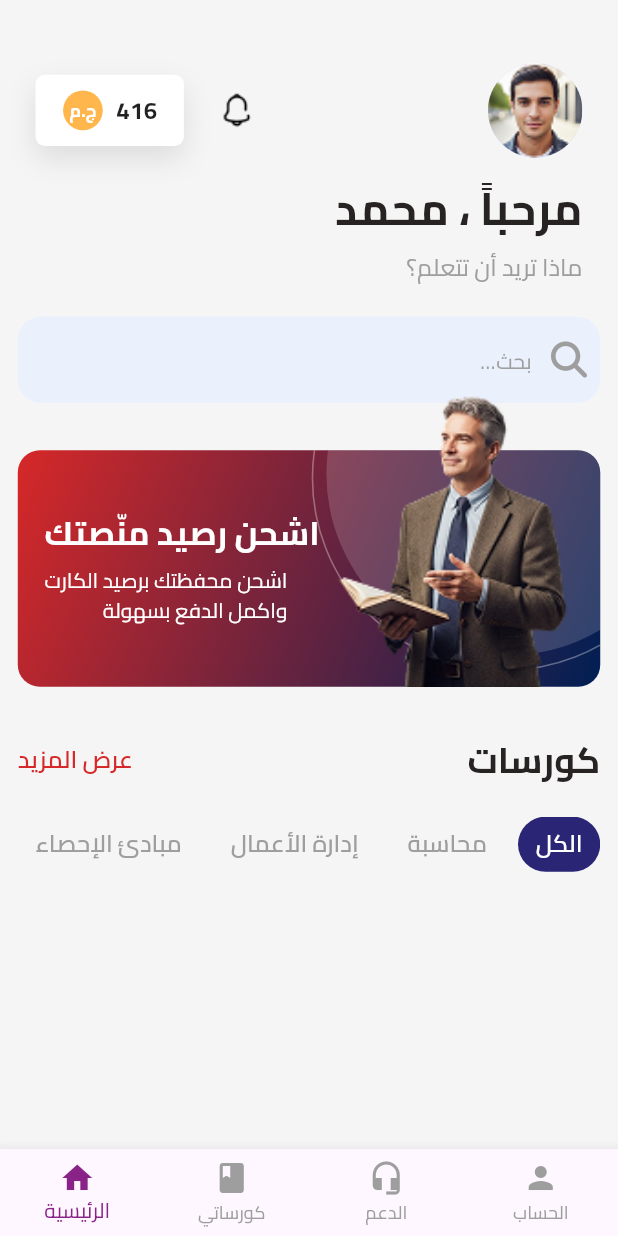
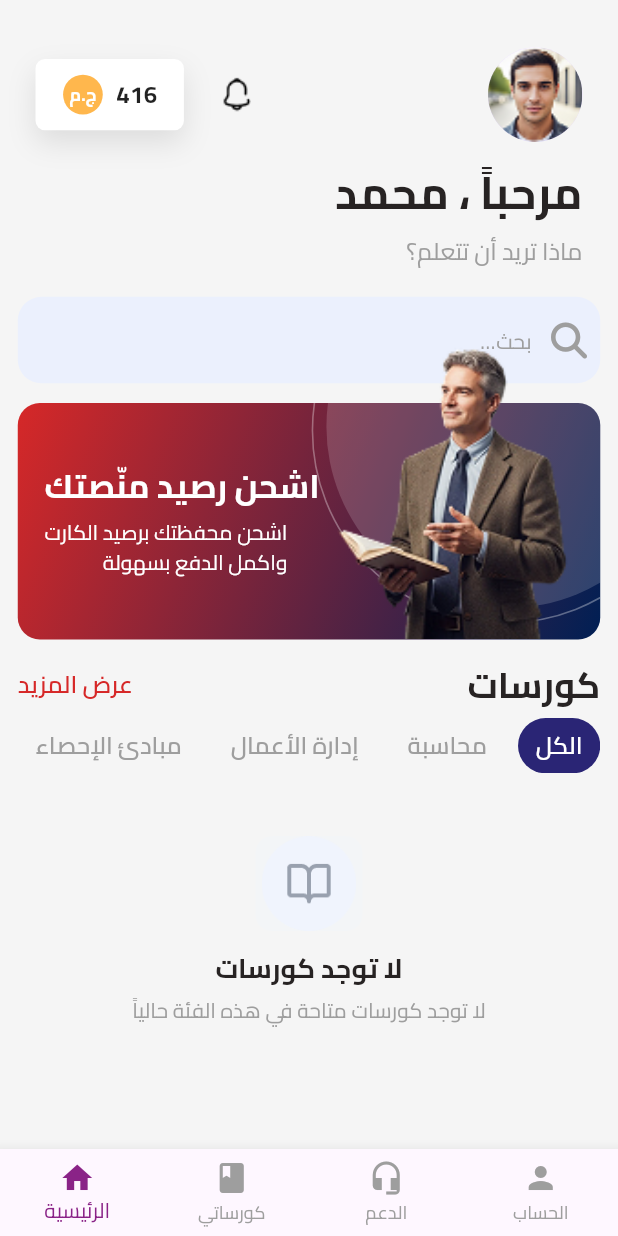
Before and after one commit to Mohamed1Hamada/Bengo-app, a Flutter app: the HomeView screen opened by its route, after a tap on "الكل", on a phone screen of 412 x 824 dp. Run offline on Flutter 3.47's test engine with Material 3 defaults, Android fonts, the phone set to English and light mode, and no system bars; our stand-ins replace flutter_screenutil, font_awesome_flutter, go_router.

Commit message:
No course view

```diff
--- /dev/null
+++ b/lib/Features/Home/presentation/views/widgets/build_category_content.dart
@@ -0,0 +1,20 @@
+import 'package:bengo_app/Features/Home/presentation/views/widgets/courses_grid_view.dart';
+import 'package:bengo_app/Features/Home/presentation/views/widgets/no_course_view.dart';
+import 'package:flutter/material.dart';
+
+class BuildCategoryContent extends StatelessWidget {
+  const BuildCategoryContent({super.key, required this.selectedCategoryIndex});
+
+  final int selectedCategoryIndex;
+
+  @override
+  Widget build(BuildContext context) {
+    if (selectedCategoryIndex == 1) {
+      // لو القسم هو "محاسبة" (index 1)
+      return const CoursesGridView();
+    } else {
+      // لو أي قسم تاني فاضي - اعرض الـ NoCoursesView الجديد
+      return const NoCoursesView();
+    }
+  }
+}
--- a/lib/Features/Home/presentation/views/widgets/categories_list_view.dart
+++ b/lib/Features/Home/presentation/views/widgets/categories_list_view.dart
@@ -3,22 +3,17 @@ import 'package:flutter/material.dart';
 import 'package:flutter_screenutil/flutter_screenutil.dart';
 
 class CategoriesListView extends StatefulWidget {
-  const CategoriesListView({super.key});
+  // بنضيف الـ Callback ده
+  final Function(int index) onCategoryChanged;
+
+  const CategoriesListView({super.key, required this.onCategoryChanged});
 
   @override
   State<CategoriesListView> createState() => _CategoriesListViewState();
 }
 
 class _CategoriesListViewState extends State<CategoriesListView> {
-  // القائمة من الديزاين
-  final List<String> categories = [
-    "الكل",
-    "محاسبة",
-    "إدارة الأعمال",
-    "مبادئ الإحصاء",
-  ];
-
-  // المتغير ده عشان نحدد مين اللي "منور" (محاسبة هي اللي في الصورة)
+  final List<String> categories = ["الكل", "محاسبة", "إدارة الأعمال", "مبادئ الإحصاء"];
   int selectedIndex = 1;
 
   @override
@@ -28,31 +23,29 @@ class _CategoriesListViewState extends State<CategoriesListView> {
       child: ListView.builder(
         itemCount: categories.length,
         scrollDirection: Axis.horizontal,
-        reverse: true, // عشان يبدأ من اليمين للشمال زي العربي
+        reverse: true,
         physics: const BouncingScrollPhysics(),
         itemBuilder: (context, index) {
           return GestureDetector(
             onTap: () {
               setState(() {
-                selectedIndex = index; // تغيير القسم المختار عند الضغط
+                selectedIndex = index;
               });
+              // بننادي الدالة اللي بتبلغ الصفحة برقم القسم الجديد
+              widget.onCategoryChanged(index);
             },
             child: Container(
-              margin: EdgeInsets.only(left: 15.w), // مسافة بين كل كلمة والتانية
+              margin: EdgeInsets.only(left: 15.w),
               padding: EdgeInsets.symmetric(horizontal: 20.w),
               decoration: BoxDecoration(
-                color: selectedIndex == index
-                    ? const Color(0xff2A2575)
-                    : Colors.transparent,
+                color: selectedIndex == index ? const Color(0xff2A2575) : Colors.transparent,
                 borderRadius: BorderRadius.circular(50.r),
               ),
               child: Center(
                 child: Text(
                   categories[index],
                   style: Styles.textStyle16.copyWith(
-                    color: selectedIndex == index
-                        ? Colors.white
-                        : const Color(0xFF9E9E9E),
+                    color: selectedIndex == index ? Colors.white : const Color(0xFF9E9E9E),
                     fontWeight: FontWeight.w600,
                     fontFamily: 'Cairo',
                   ),
--- /dev/null
+++ b/lib/Features/Home/presentation/views/widgets/course_item.dart
@@ -0,0 +1,101 @@
+import 'package:bengo_app/core/utlis/asstes.dart';
+import 'package:bengo_app/core/utlis/styles.dart';
+import 'package:flutter/material.dart';
+import 'package:flutter_screenutil/flutter_screenutil.dart';
+
+class CourseItem extends StatelessWidget {
+  const CourseItem({super.key});
+
+  @override
+  Widget build(BuildContext context) {
+    return Column(
+      mainAxisSize: MainAxisSize.min,
+      mainAxisAlignment: MainAxisAlignment.center,
+      children: [
+        AspectRatio(
+          aspectRatio: 120 / 160,
+          child: Container(
+            decoration: BoxDecoration(
+              borderRadius: BorderRadius.circular(50.r),
+              image: const DecorationImage(
+                image: AssetImage(AsstesData.test1),
+                fit: BoxFit.cover,
+              ),
+              boxShadow: [
+                BoxShadow(
+                  color: Colors.black.withOpacity(0.05),
+                  blurRadius: 10,
+                  offset: const Offset(0, 5),
+                ),
+              ],
+            ),
+          ),
+        ),
+
+        SizedBox(height: 8.h),
+
+        // 2. اسم الكورس
+        Text(
+          "محاسبة مالية",
+          maxLines: 1,
+          overflow: TextOverflow.ellipsis,
+          style: Styles.textStyle18.copyWith(
+            fontWeight: FontWeight.w600,
+            color: const Color(0xFF272323),
+            fontFamily: 'Cairo',
+          ),
+        ),
+        SizedBox(height: 6.h),
+        Text(
+          "الفرقة الأولى",
+          style: Styles.textStyle14.copyWith(
+            color: const Color(0xFF542343),
+            fontWeight: FontWeight.w600,
+            fontFamily: 'Cairo',
+          ),
+        ),
+
+        SizedBox(height: 12.h),
+
+        Container(
+          padding: EdgeInsets.symmetric(horizontal: 16.w, vertical: 6.h),
+          decoration: BoxDecoration(
+            // التعديل هنا: نستخدم gradient بدل color
+            gradient: AppStyles.kButton,
+            borderRadius: BorderRadius.circular(50.r),
+            boxShadow: [
+              BoxShadow(
+                color: Colors.black.withOpacity(0.1),
+                blurRadius: 4,
+                offset: const Offset(0, 2),
+              ),
+            ],
+          ),
+          child: Row(
+            mainAxisSize: MainAxisSize.min,
+            children: [
+              Text(
+                "ج.م",
+                style: Styles.textStyle12.copyWith(
+                  // أصغر شوية بيدي شكل أحلى
+                  color: Colors.white,
+                  fontWeight: FontWeight.w400,
+                  fontFamily: 'Cairo',
+                ),
+              ),
+              SizedBox(width: 4.w), // مسافة بسيطة بين الرقم والعملة
+              Text(
+                "299",
+                style: Styles.textStyle12.copyWith(
+                  color: Colors.white,
+                  fontWeight: FontWeight.w700,
+                  fontFamily: 'Cairo',
+                ),
+              ),
+            ],
+          ),
+        ),
+      ],
+    );
+  }
+}
--- /dev/null
+++ b/lib/Features/Home/presentation/views/widgets/courses_grid_view.dart
@@ -0,0 +1,29 @@
+import 'package:bengo_app/Features/Home/presentation/views/widgets/course_item.dart';
+import 'package:flutter/material.dart';
+import 'package:flutter_screenutil/flutter_screenutil.dart';
+
+class CoursesGridView extends StatelessWidget {
+  const CoursesGridView({super.key});
+
+  @override
+  Widget build(BuildContext context) {
+    return Padding(
+      // زودنا Padding هنا عشان نصغر الكروت من الجوانب
+      padding: EdgeInsets.symmetric(horizontal: 10.w),
+      child: GridView.builder(
+        shrinkWrap: true,
+        physics: const NeverScrollableScrollPhysics(),
+        itemCount: 4,
+        gridDelegate: SliverGridDelegateWithFixedCrossAxisCount(
+          crossAxisCount: 2,
+          crossAxisSpacing: 20.w, // مسافة أكبر شوية بين الكارتين
+          mainAxisSpacing: 20.h,
+          // لو الكارت طويل زيادة: كبّر الرقم (مثلاً 0.65)
+          // لو الكارت قصير زيادة: صغّر الرقم (مثلاً 0.55)
+          childAspectRatio: 0.52,
+        ),
+        itemBuilder: (context, index) => const CourseItem(),
+      ),
+    );
+  }
+}
--- a/lib/Features/Home/presentation/views/widgets/home_view_body.dart
+++ b/lib/Features/Home/presentation/views/widgets/home_view_body.dart
@@ -1,3 +1,4 @@
+import 'package:bengo_app/Features/Home/presentation/views/widgets/build_category_content.dart';
 import 'package:bengo_app/Features/Home/presentation/views/widgets/categories_list_view.dart';
 import 'package:bengo_app/Features/Home/presentation/views/widgets/courses_header.dart';
 import 'package:bengo_app/Features/Home/presentation/views/widgets/custom_home_header.dart';
@@ -6,30 +7,54 @@ import 'package:bengo_app/Features/Home/presentation/views/widgets/promo_banner.
 import 'package:flutter/material.dart';
 import 'package:flutter_screenutil/flutter_screenutil.dart';
 
-class HomeViewBody extends StatelessWidget {
+class HomeViewBody extends StatefulWidget {
   const HomeViewBody({super.key});
 
   @override
+  State<HomeViewBody> createState() => _HomeViewBodyState();
+}
+
+class _HomeViewBodyState extends State<HomeViewBody> {
+  // 1. المتغير الذي يتحكم في المحتوى المعروض
+  int selectedCategoryIndex = 1; // القيمة الافتراضية "محاسبة"
+
+  @override
   Widget build(BuildContext context) {
-    return Padding(
-      padding: EdgeInsets.symmetric(horizontal: 20.w),
-      child: SingleChildScrollView(
+    return SingleChildScrollView(
+      physics: const BouncingScrollPhysics(),
+      child: Padding(
+        padding: EdgeInsets.symmetric(horizontal: 20.w),
         child: Column(
           children: [
+            const CustomHomeHeader(),
+            SizedBox(height: 15.h),
+            const HomeSearchField(),
+            SizedBox(height: 25.h),
+            const PromoBanner(),
+            SizedBox(height: 25.h),
+            const CoursesHeader(),
+            SizedBox(height: 10.h),
+
+            // 2. شريط الأقسام مع تمرير دالة التغيير
+            CategoriesListView(
+              onCategoryChanged: (index) {
+                setState(() {
+                  selectedCategoryIndex = index; // تحديث الحالة
+                });
+              },
+            ),
+
             SizedBox(height: 20.h),
-            const CustomHomeHeader(),
-            SizedBox(height: 20.h),
-            const HomeSearchField(),
-            SizedBox(height: 60.h),
-            const PromoBanner(),
-            SizedBox(height: 60.h),
-            const CoursesHeader(),
-            SizedBox(height: 40.h),
-            const CategoriesListView(), // الجزء الجديد اللي ضفناه
-            SizedBox(height: 24.h),
+
+            // 3. عرض المحتوى بناءً على الاختيار
+            BuildCategoryContent(selectedCategoryIndex: selectedCategoryIndex),
+
+            SizedBox(height: 30.h),
           ],
         ),
       ),
     );
   }
+
+  // دالة برمجية لتبديل الـ Widgets
 }
--- /dev/null
+++ b/lib/Features/Home/presentation/views/widgets/no_course_view.dart
@@ -0,0 +1,56 @@
+import 'package:bengo_app/core/utlis/asstes.dart';
+import 'package:bengo_app/core/utlis/styles.dart';
+import 'package:flutter/material.dart';
+import 'package:flutter_screenutil/flutter_screenutil.dart';
+
+class NoCoursesView extends StatelessWidget {
+  const NoCoursesView({super.key});
+
+  @override
+  Widget build(BuildContext context) {
+    return Padding(
+      padding: EdgeInsets.symmetric(vertical: 60.h),
+      child: Column(
+        mainAxisAlignment: MainAxisAlignment.center,
+        children: [
+          Container(
+            width: 120.w,
+            height: 120.h,
+            decoration: BoxDecoration(
+              color: const Color(0xFFF3F5F7),
+              borderRadius: BorderRadius.circular(20.r),
+            ),
+            child: Image.asset(
+              AsstesData.noCourse,
+              width: 60.w,
+              height: 60.h,
+              fit: BoxFit.contain,
+            ),
+          ),
+
+          SizedBox(height: 24.h),
+
+          Text(
+            "لا توجد كورسات",
+            style: Styles.textStyle18.copyWith(
+              fontWeight: FontWeight.bold,
+              color: const Color(0xFF272323),
+              fontFamily: 'Cairo',
+            ),
+          ),
+
+          SizedBox(height: 8.h),
+
+          Text(
+            "لا توجد كورسات متاحة في هذه الفئة حالياً",
+            textAlign: TextAlign.center,
+            style: Styles.textStyle14.copyWith(
+              color: const Color(0xFF9E9E9E),
+              fontFamily: 'Cairo',
+            ),
+          ),
+        ],
+      ),
+    );
+  }
+}
--- a/lib/core/utlis/asstes.dart
+++ b/lib/core/utlis/asstes.dart
@@ -14,4 +14,5 @@ class AsstesData {
   static const bannerMan = 'assets/images/Rectangle.png';
   static const test1 = 'assets/images/image 19.png';
   static const test2 = 'assets/images/Image Group.png';
+  static const noCourse = 'assets/images/Container (1).png';
 }
--- a/lib/core/utlis/styles.dart
+++ b/lib/core/utlis/styles.dart
@@ -95,4 +95,15 @@ abstract class AppStyles {
     fontWeight: FontWeight.w400,
     height: 1.2,
   );
+
+  static const LinearGradient kButton = LinearGradient(
+    begin: Alignment.topCenter,
+    end: Alignment.bottomCenter,
+    colors: [
+      Color(0xFFD62828),
+      Color(0xFF8B2575),
+      Color(0xFF2A2575),
+    ],
+  );
+
 }
```
Also changed, not shown: assets/images/Container (1).png (added).
